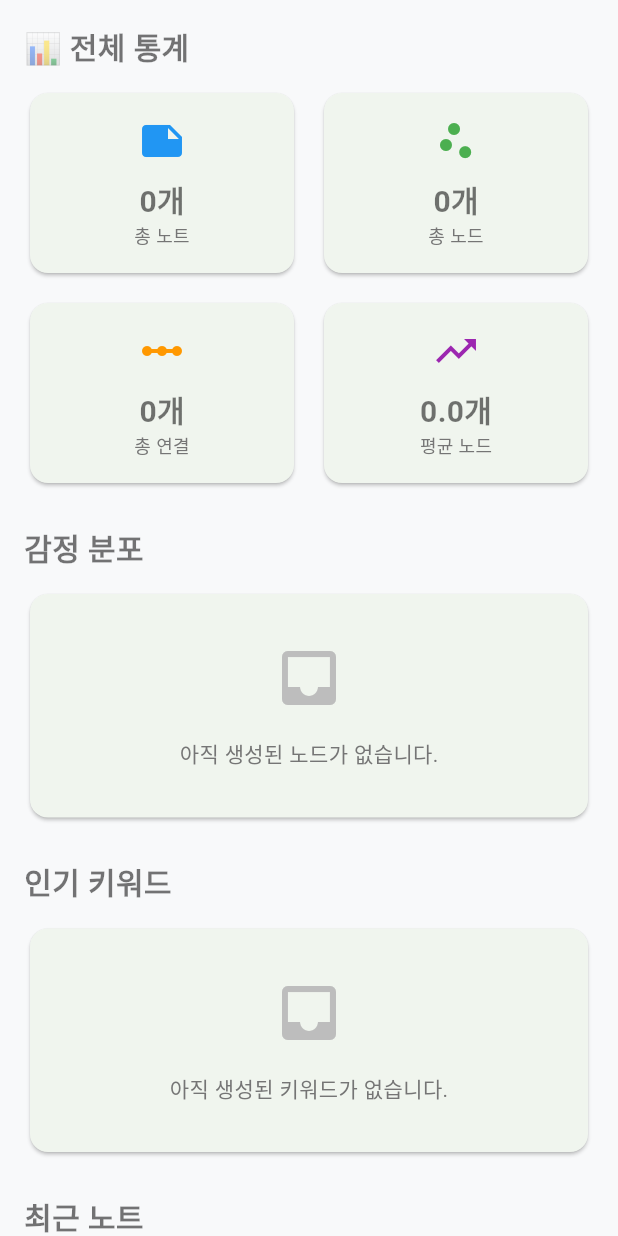
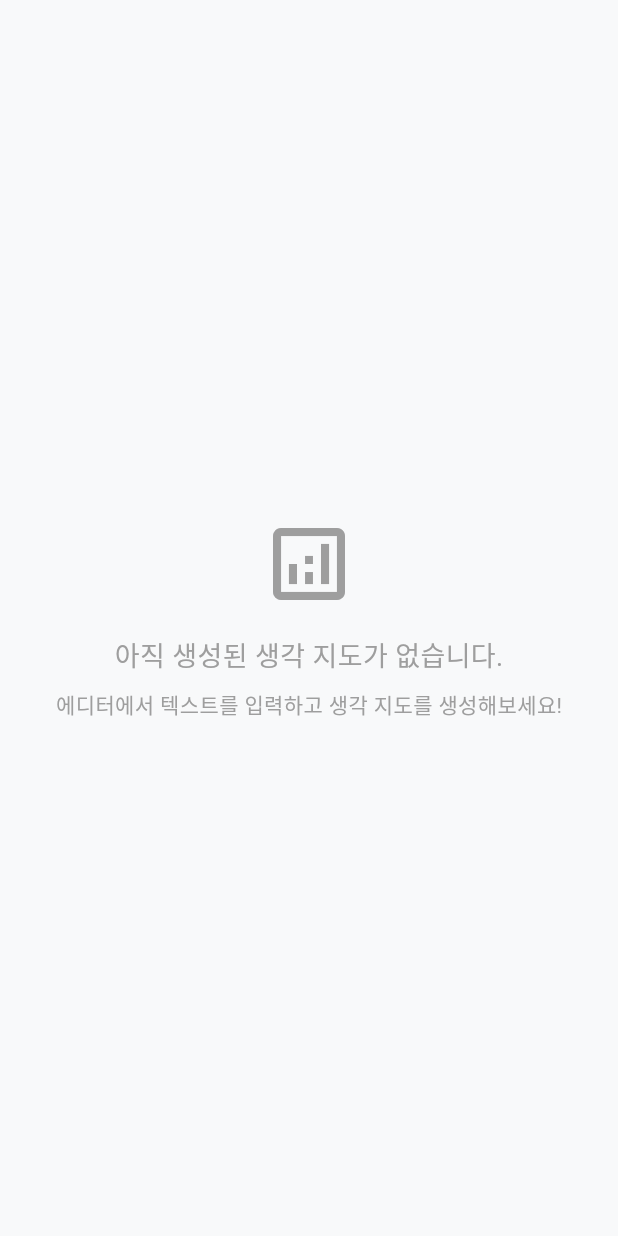
Before and after one commit to 12Ray/flutter-korea-2025-hackathon, a Flutter app: the ReportPage widget shown alone on an empty page, opened directly, on a phone screen of 412 x 824 dp. Run offline on Flutter 3.47's test engine with Material 3 defaults, Android fonts, the phone set to English and light mode, and no system bars; our stand-ins replace fl_chart, flutter_riverpod, google_generative_ai, hive, hive_flutter; accounts and stored records are empty; generated files the repository leaves out were written again.

Commit message:
🎉 Final version: Remove save features, improve real-time reports

```diff
--- a/lib/features/report/view/report_page.dart
+++ b/lib/features/report/view/report_page.dart
@@ -1,52 +1,61 @@
 import 'package:flutter/material.dart';
 import 'package:flutter_riverpod/flutter_riverpod.dart';
 import 'package:fl_chart/fl_chart.dart';
-import '../../editor/provider/note_provider.dart';
+import '../../editor/provider/ai_provider.dart';
+import '../../editor/model/node_model.dart';
+import '../../editor/model/edge_model.dart';
 
 class ReportPage extends ConsumerWidget {
   const ReportPage({super.key});
 
   @override
   Widget build(BuildContext context, WidgetRef ref) {
-    final notesAsync = ref.watch(noteProvider);
-    final statistics = ref.watch(noteStatisticsProvider);
+    final aiState = ref.watch(aiProvider);
 
-    return notesAsync.when(
-      loading: () => const Center(child: CircularProgressIndicator()),
-      error: (error, stack) => Center(
+    if (aiState.nodes.isEmpty) {
+      return const Center(
         child: Column(
           mainAxisAlignment: MainAxisAlignment.center,
           children: [
-            const Icon(Icons.error_outline, size: 64, color: Colors.red),
-            const SizedBox(height: 16),
-            Text('오류가 발생했습니다: $error'),
+            Icon(Icons.analytics_outlined, size: 64, color: Colors.grey),
+            SizedBox(height: 16),
+            Text(
+              '아직 생성된 생각 지도가 없습니다.',
+              style: TextStyle(fontSize: 18, color: Colors.grey),
+            ),
+            SizedBox(height: 8),
+            Text(
+              '에디터에서 텍스트를 입력하고 생각 지도를 생성해보세요!',
+              style: TextStyle(fontSize: 14, color: Colors.grey),
+            ),
           ],
         ),
-      ),
-      data: (notes) => SingleChildScrollView(
+      );
+    }
+
+    return SingleChildScrollView(
       padding: const EdgeInsets.all(16),
       child: Column(
         crossAxisAlignment: CrossAxisAlignment.start,
         children: [
-            _buildOverviewCards(statistics),
+          _buildCurrentSessionCard(aiState),
           const SizedBox(height: 24),
-            _buildEmotionChart(statistics),
+          _buildEmotionChart(aiState.nodes),
           const SizedBox(height: 24),
-            _buildTopKeywords(statistics),
+          _buildTopKeywords(aiState.nodes),
           const SizedBox(height: 24),
-            _buildRecentNotes(notes.take(5).toList()),
+          _buildNodeDetails(aiState.nodes, aiState.edges),
         ],
-        ),
       ),
     );
   }
 
-  Widget _buildOverviewCards(NoteStatistics stats) {
+  Widget _buildCurrentSessionCard(aiState) {
     return Column(
       crossAxisAlignment: CrossAxisAlignment.start,
       children: [
         const Text(
-          '📊 전체 통계',
+          '📊 현재 세션 통계',
           style: TextStyle(fontSize: 20, fontWeight: FontWeight.bold),
         ),
         const SizedBox(height: 12),
@@ -54,45 +63,42 @@ class ReportPage extends ConsumerWidget {
           children: [
             Expanded(
               child: _buildStatCard(
-                icon: Icons.note,
-                title: '총 노트',
-                value: '${stats.totalNotes}개',
-                color: Colors.blue,
+                icon: Icons.scatter_plot,
+                title: '노드 수',
+                value: '${aiState.nodes.length}개',
+                color: Colors.green,
               ),
             ),
             const SizedBox(width: 12),
             Expanded(
               child: _buildStatCard(
-                icon: Icons.scatter_plot,
-                title: '총 노드',
-                value: '${stats.totalNodes}개',
-                color: Colors.green,
+                icon: Icons.linear_scale,
+                title: '연결 수',
+                value: '${aiState.edges.length}개',
+                color: Colors.orange,
               ),
             ),
           ],
         ),
+        if (aiState.summary.isNotEmpty) ...[
           const SizedBox(height: 12),
-        Row(
+          Card(
+            child: Padding(
+              padding: const EdgeInsets.all(16),
+              child: Column(
+                crossAxisAlignment: CrossAxisAlignment.start,
                 children: [
-            Expanded(
-              child: _buildStatCard(
-                icon: Icons.linear_scale,
-                title: '총 연결',
-                value: '${stats.totalEdges}개',
-                color: Colors.orange,
+                  const Text(
+                    '💡 요약',
+                    style: TextStyle(fontSize: 16, fontWeight: FontWeight.bold),
                   ),
+                  const SizedBox(height: 8),
+                  Text(aiState.summary),
+                ],
               ),
-            const SizedBox(width: 12),
-            Expanded(
-              child: _buildStatCard(
-                icon: Icons.trending_up,
-                title: '평균 노드',
-                value: '${stats.averageNodesPerNote.toStringAsFixed(1)}개',
-                color: Colors.purple,
             ),
           ),
         ],
-        ),
       ],
     );
   }
@@ -124,9 +130,15 @@ class ReportPage extends ConsumerWidget {
     );
   }
 
-  Widget _buildEmotionChart(NoteStatistics stats) {
-    if (stats.emotionDistribution.isEmpty) {
+  Widget _buildEmotionChart(List<NodeModel> nodes) {
+    if (nodes.isEmpty) {
       return _buildEmptyChart('감정 분포', '아직 생성된 노드가 없습니다.');
+    }
+
+    // 감정 분포 계산
+    final emotionCounts = <String, int>{};
+    for (final node in nodes) {
+      emotionCounts[node.emotion] = (emotionCounts[node.emotion] ?? 0) + 1;
     }
 
     final emotionColors = {
@@ -150,10 +162,10 @@ class ReportPage extends ConsumerWidget {
               height: 200,
               child: PieChart(
                 PieChartData(
-                  sections: stats.emotionDistribution.entries.map((entry) {
+                  sections: emotionCounts.entries.map((entry) {
                     final emotion = entry.key;
                     final count = entry.value;
-                    final total = stats.emotionDistribution.values.fold<int>(
+                    final total = emotionCounts.values.fold<int>(
                       0,
                       (sum, val) => sum + val,
                     );
@@ -179,9 +191,10 @@ class ReportPage extends ConsumerWidget {
           ),
         ),
         const SizedBox(height: 8),
-        Row(
-          mainAxisAlignment: MainAxisAlignment.spaceEvenly,
-          children: stats.emotionDistribution.entries.map((entry) {
+        Wrap(
+          spacing: 16,
+          runSpacing: 8,
+          children: emotionCounts.entries.map((entry) {
             return Row(
               mainAxisSize: MainAxisSize.min,
               children: [
@@ -206,16 +219,25 @@ class ReportPage extends ConsumerWidget {
     );
   }
 
-  Widget _buildTopKeywords(NoteStatistics stats) {
-    if (stats.topKeywords.isEmpty) {
-      return _buildEmptyChart('인기 키워드', '아직 생성된 키워드가 없습니다.');
+  Widget _buildTopKeywords(List<NodeModel> nodes) {
+    if (nodes.isEmpty) {
+      return _buildEmptyChart('키워드 분석', '아직 생성된 키워드가 없습니다.');
     }
+
+    // 키워드 빈도 계산
+    final keywordCounts = <String, int>{};
+    for (final node in nodes) {
+      keywordCounts[node.label] = (keywordCounts[node.label] ?? 0) + 1;
+    }
+
+    final sortedKeywords = keywordCounts.entries.toList()
+      ..sort((a, b) => b.value.compareTo(a.value));
 
     return Column(
       crossAxisAlignment: CrossAxisAlignment.start,
       children: [
         const Text(
-          '🔥 인기 키워드',
+          '🔥 키워드 분석',
           style: TextStyle(fontSize: 20, fontWeight: FontWeight.bold),
         ),
         const SizedBox(height: 12),
@@ -223,8 +245,10 @@ class ReportPage extends ConsumerWidget {
           child: Padding(
             padding: const EdgeInsets.all(16),
             child: Column(
-              children: stats.topKeywords.take(5).map((entry) {
-                final maxCount = stats.topKeywords.first.value;
+              children: sortedKeywords.take(5).map((entry) {
+                final maxCount = sortedKeywords.isNotEmpty
+                    ? sortedKeywords.first.value
+                    : 1;
                 final progress = entry.value / maxCount;
 
                 return Padding(
@@ -262,46 +286,65 @@ class ReportPage extends ConsumerWidget {
     );
   }
 
-  Widget _buildRecentNotes(List notes) {
-    if (notes.isEmpty) {
-      return _buildEmptyChart('최근 노트', '아직 저장된 노트가 없습니다.');
-    }
-
+  Widget _buildNodeDetails(List<NodeModel> nodes, List<EdgeModel> edges) {
     return Column(
       crossAxisAlignment: CrossAxisAlignment.start,
       children: [
         const Text(
-          '📝 최근 노트',
+          '� 노드 상세정보',
           style: TextStyle(fontSize: 20, fontWeight: FontWeight.bold),
         ),
         const SizedBox(height: 12),
-        ...notes.map(
-          (note) => Card(
+        ...nodes.map(
+          (node) => Card(
             margin: const EdgeInsets.only(bottom: 8),
             child: ListTile(
               leading: CircleAvatar(
-                backgroundColor: Colors.blue.shade100,
-                child: Text('${note.nodes.length}'),
+                backgroundColor: _getEmotionColor(node.emotion),
+                child: Text(
+                  '${node.freq}',
+                  style: const TextStyle(
+                    color: Colors.white,
+                    fontWeight: FontWeight.bold,
+                  ),
+                ),
               ),
               title: Text(
-                note.summary ?? '요약 없음',
-                maxLines: 1,
-                overflow: TextOverflow.ellipsis,
+                node.label,
+                style: const TextStyle(fontWeight: FontWeight.w500),
               ),
-              subtitle: Text(
-                note.rawText,
-                maxLines: 2,
-                overflow: TextOverflow.ellipsis,
-              ),
-              trailing: Text(
-                _formatDate(note.createdAt),
-                style: TextStyle(fontSize: 12, color: Colors.grey[600]),
+              subtitle: Text('감정: ${node.emotion} • 빈도: ${node.freq}'),
+              trailing: Icon(
+                _getEmotionIcon(node.emotion),
+                color: _getEmotionColor(node.emotion),
               ),
             ),
           ),
         ),
       ],
     );
+  }
+
+  Color _getEmotionColor(String emotion) {
+    switch (emotion) {
+      case 'positive':
+        return Colors.green;
+      case 'negative':
+        return Colors.red;
+      default:
+        return Colors.blue;
+    }
+  }
+
+  IconData _getEmotionIcon(String emotion) {
+    switch (emotion) {
+      case 'positive':
+        return Icons.sentiment_satisfied;
+      case 'negative':
+        return Icons.sentiment_dissatisfied;
+      default:
+        return Icons.sentiment_neutral;
+    }
   }
 
   Widget _buildEmptyChart(String title, String message) {
@@ -329,19 +372,4 @@ class ReportPage extends ConsumerWidget {
       ],
     );
   }
-
-  String _formatDate(DateTime date) {
-    final now = DateTime.now();
-    final difference = now.difference(date);
-
-    if (difference.inDays == 0) {
-      return '오늘';
-    } else if (difference.inDays == 1) {
-      return '어제';
-    } else if (difference.inDays < 7) {
-      return '${difference.inDays}일 전';
-    } else {
-      return '${date.month}/${date.day}';
 }
-  }
-}
--- a/lib/services/gemini_service.dart
+++ b/lib/services/gemini_service.dart
@@ -18,7 +18,7 @@ class GeminiService {
     }
 
     _model = GenerativeModel(
-      model: 'gemini-1.5-flash',
+      model: 'gemini-2.5-flash',
       apiKey: _apiKey,
       generationConfig: GenerationConfig(
         temperature: 0.2,
```
Also changed, not shown: lib/features/editor/view/meta_note_page.dart (+0 -30 lines), 2 other files. Lines whose indentation alone changed are shown as unchanged.
